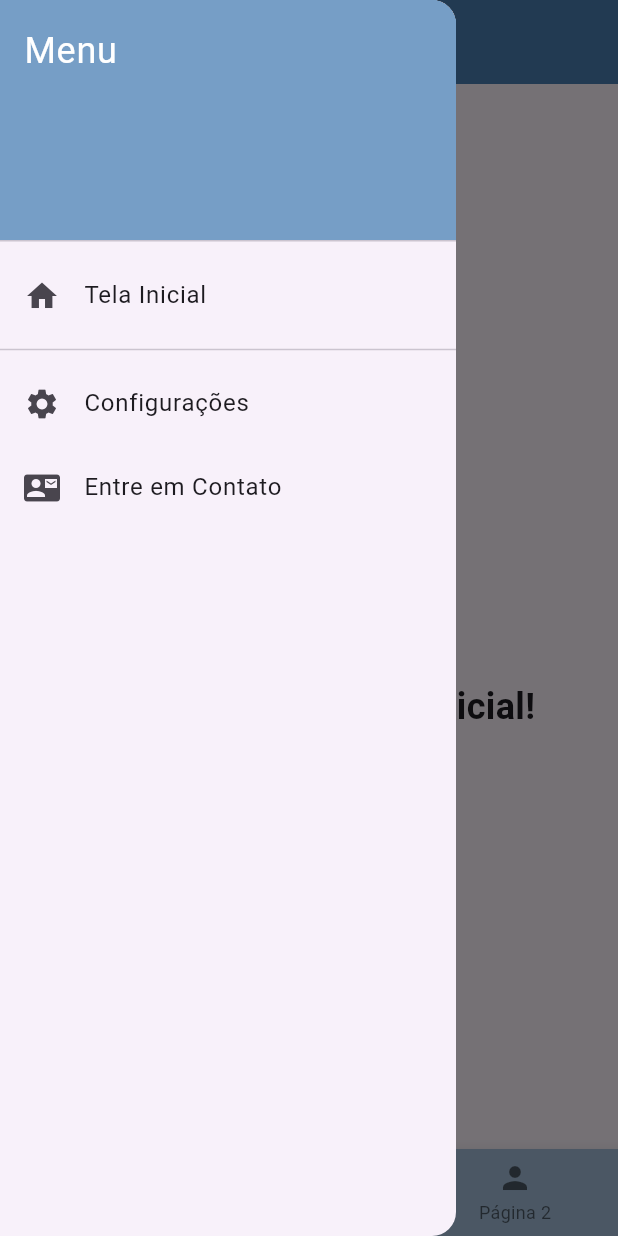
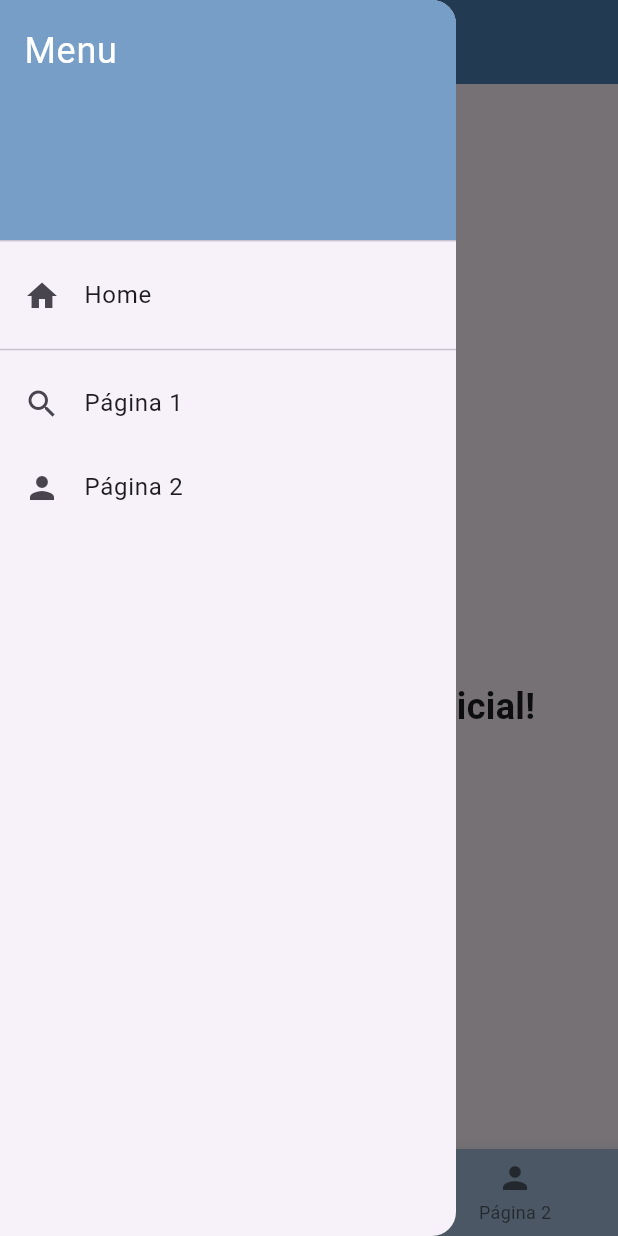
Before and after one commit to AnaLuizanc/first_application, a Flutter app: the screen it shows after launch, with the side drawer open, on a phone screen of 412 x 824 dp. Run offline on Flutter 3.47's test engine with Material 3 defaults, Android fonts, the phone set to English and light mode, and no system bars.

Commit message:
feat: implement drawer navigation and cleanup main
- Implements navigation functionality within the `Drawer`.
- Adds `onTap` handlers to `ListTile` widgets to switch pages and close the drawer.
- Updates drawer item icons and text to 'Home', 'Página 1', and 'Página 2'.
- Removes the default Flutter demo counter (`MyHomePage`) and theme data from `main.dart`.
- Hides the debug banner in the app.

```diff
--- a/lib/homePage.dart
+++ b/lib/homePage.dart
@@ -101,8 +101,8 @@ class _HomepageState extends State<Homepage> {
       drawer: Drawer(
         child: ListView(
           padding: EdgeInsets.zero,
-          children: const <Widget>[
-            DrawerHeader(
+          children: <Widget>[
+            const DrawerHeader(
               decoration: BoxDecoration(
                 color: Color(0xFF769ec6),
               ),
@@ -115,24 +115,34 @@ class _HomepageState extends State<Homepage> {
               ),
             ),
             ListTile(
-              leading: Icon(Icons.home),
-              title: Text('Tela Inicial'),
-              onTap: null,
+              leading: const Icon(Icons.home),
+              title: const Text('Home'),
+              onTap: () {
+                _onItemTapped(0);
+                Navigator.pop(context); // Fecha o drawer
+              },
             ),
-            Divider(),
+            const Divider(),
             ListTile(
-              leading: Icon(Icons.settings),
-              title: Text('Configurações'),
+              leading: const Icon(Icons.search),
+              title: const Text('Página 1'),
+              onTap: () {
+                _onItemTapped(1);
+                Navigator.pop(context); // Fecha o drawer
+              },
             ),
             ListTile(
-              leading: Icon(Icons.contact_mail),
-              title: Text('Entre em Contato'),
+              leading: const Icon(Icons.person),
+              title: const Text('Página 2'),
+              onTap: () {
+                _onItemTapped(2);
+                Navigator.pop(context); // Fecha o drawer
+              },
             ),
           ],
         ),
       ),
       bottomNavigationBar: BottomNavigationBar(
-        type: BottomNavigationBarType.fixed,
         backgroundColor: Color(0xFFA3BED9),
         selectedItemColor: Colors.blueAccent,
         currentIndex: _selectedIndex,
```
Also changed, not shown: lib/main.dart (+1 -48 lines).
